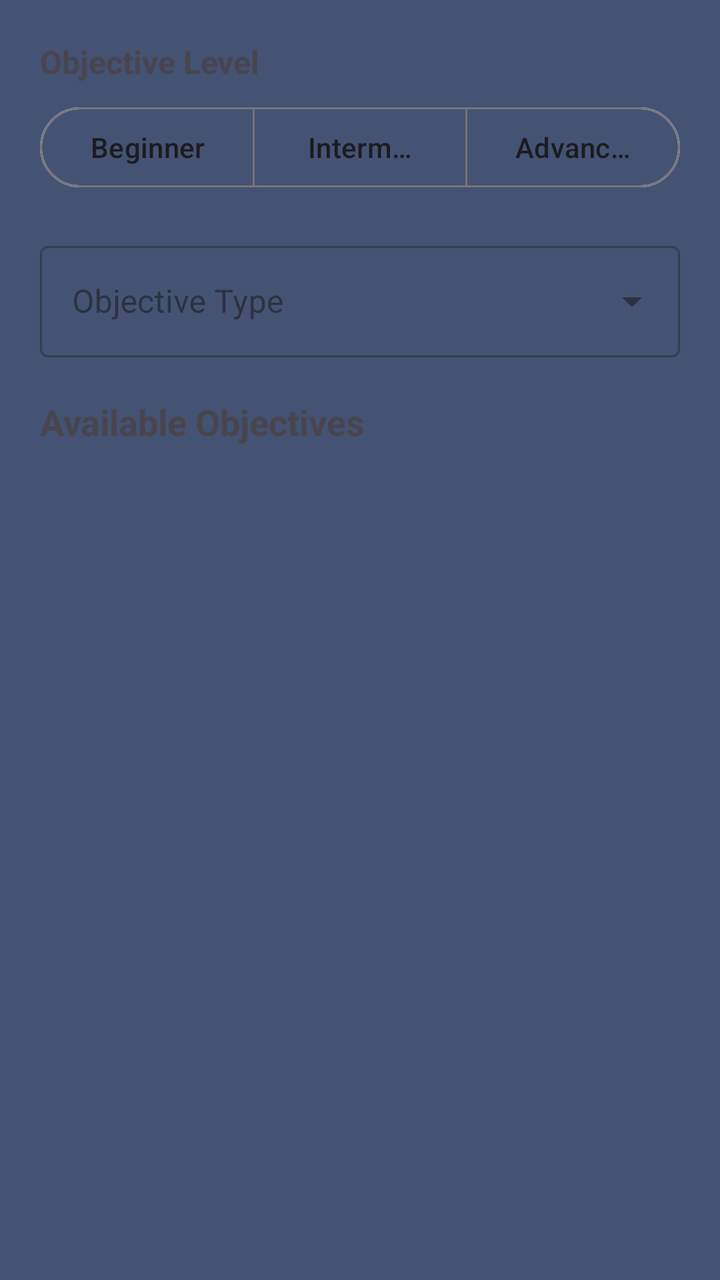
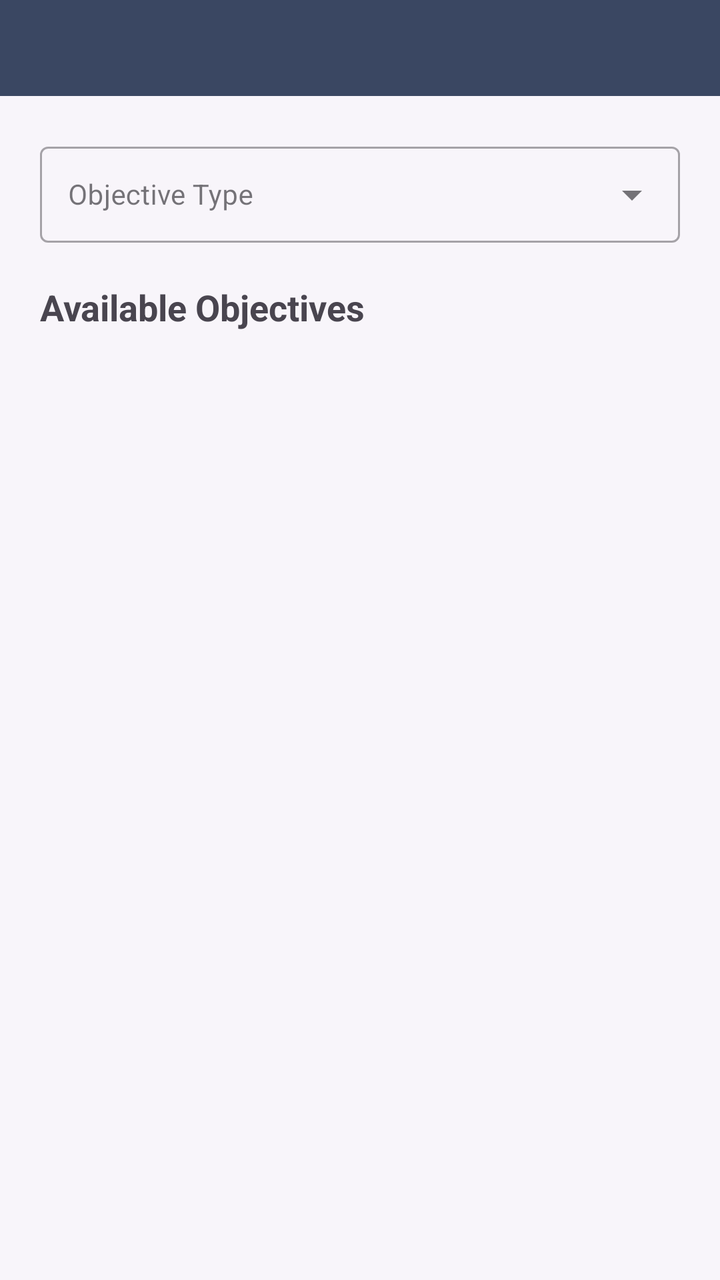

The first picture is an Android layout as it rendered before a commit; the second is the same layout after the commit. The layout source and the unified diff follow.
<!-- AndroidManifest.xml: application theme AppTheme -->
<!-- res/layout/fragment_add_objective.xml -->
<?xml version="1.0" encoding="utf-8"?>
<layout xmlns:android="http://schemas.android.com/apk/res/android"
    xmlns:app="http://schemas.android.com/apk/res-auto">

    <androidx.constraintlayout.widget.ConstraintLayout
        android:layout_width="match_parent"
        android:layout_height="match_parent"
        android:fitsSystemWindows="true"
        android:animateLayoutChanges="true"
        >

        
        <LinearLayout
            android:id="@+id/successMessageView"
            android:layout_width="0dp"
            android:layout_height="wrap_content"
            android:background="@color/green"
            android:orientation="horizontal"
            android:padding="20dp"
            android:gravity="center"
            android:elevation="8dp"
            android:visibility="gone"
            android:translationY="-100dp"
            app:layout_constraintEnd_toEndOf="parent"
            app:layout_constraintStart_toStartOf="parent"
            app:layout_constraintTop_toTopOf="parent">

            <TextView
                android:id="@+id/successMessageText"
                android:layout_width="wrap_content"
                android:layout_height="wrap_content"
                android:textColor="@android:color/white"
                android:textSize="16sp"
                android:textStyle="bold"
                android:drawablePadding="12dp"
                android:gravity="center_vertical"
                app:drawableStartCompat="@drawable/ic_thumb_up"
                app:drawableTint="@android:color/white" />

        </LinearLayout>

        <LinearLayout
            android:layout_width="match_parent"
            android:layout_height="0dp"
            android:orientation="vertical"
            android:animateLayoutChanges="true"
            app:layout_constraintTop_toTopOf="parent"
            app:layout_constraintBottom_toBottomOf="parent"
            >

                <TextView
                    android:id="@+id/errorTextView"
                    android:layout_width="wrap_content"
                    android:layout_height="wrap_content"
                    android:layout_gravity="center_horizontal"
                    android:text=""
                    android:textColor="#ff0000"
                    android:textSize="18sp"
                    android:visibility="gone" />


                
                <TextView
                    android:layout_width="wrap_content"
                    android:layout_height="wrap_content"
                    android:layout_marginTop="20dp"
                    android:layout_marginHorizontal="20dp"
                    android:text="Objective Level"
                    android:textSize="16sp"
                    android:textStyle="bold" />

                <com.google.android.material.button.MaterialButtonToggleGroup
                    android:id="@+id/objLevelToggleGroup"
                    android:layout_width="match_parent"
                    android:layout_height="wrap_content"
                    android:layout_marginTop="8dp"
                    android:layout_marginHorizontal="20dp"
                    app:singleSelection="true"
                    app:selectionRequired="true">

                    <com.google.android.material.button.MaterialButton
                        android:id="@+id/beginnerToggleButton"
                        style="@style/Widget.Material3.Button.OutlinedButton"
                        android:layout_width="0dp"
                        android:layout_height="wrap_content"
                        android:layout_weight="1"
                        android:text="Beginner" />

                    <com.google.android.material.button.MaterialButton
                        android:id="@+id/intermediateToggleButton"
                        style="@style/Widget.Material3.Button.OutlinedButton"
                        android:layout_width="0dp"
                        android:layout_height="wrap_content"
                        android:layout_weight="1"
                        android:text="Intermediate" />

                    <com.google.android.material.button.MaterialButton
                        android:id="@+id/advancedToggleButton"
                        style="@style/Widget.Material3.Button.OutlinedButton"
                        android:layout_width="0dp"
                        android:layout_height="wrap_content"
                        android:layout_weight="1"
                        android:text="Advanced" />

                </com.google.android.material.button.MaterialButtonToggleGroup>

                
                <com.google.android.material.textfield.TextInputLayout
                    android:id="@+id/objectiveTypeDropdown"
                    style="@style/Widget.MaterialComponents.TextInputLayout.OutlinedBox.ExposedDropdownMenu"
                    android:layout_width="match_parent"
                    android:layout_height="wrap_content"
                    android:layout_marginTop="20dp"
                    android:layout_marginHorizontal="20dp"
                    android:hint="Objective Type">

                    <AutoCompleteTextView
                        android:id="@+id/objectiveTypeTextView"
                        android:layout_width="match_parent"
                        android:layout_height="wrap_content"
                        android:inputType="none" />

                </com.google.android.material.textfield.TextInputLayout>

                
                <TextView
                    android:id="@+id/availableObjectivesTitle"
                    android:layout_width="wrap_content"
                    android:layout_height="wrap_content"
                    android:layout_marginTop="20dp"
                    android:layout_marginHorizontal="20dp"
                    android:text="Available Objectives"
                    android:textSize="18sp"
                    android:textStyle="bold" />

                <androidx.recyclerview.widget.RecyclerView
                    android:id="@+id/availableObjectivesRecyclerView"
                    android:layout_width="match_parent"
                    android:layout_height="wrap_content"
                    android:layout_marginTop="8dp"
                    android:layout_marginHorizontal="20dp"
                    android:nestedScrollingEnabled="false"
                    />


        </LinearLayout>

        
        <include
            android:id="@+id/loadingViewInclude"
            layout="@layout/view_loading"
            android:layout_width="match_parent"
            android:layout_height="match_parent"
            app:layout_constraintTop_toTopOf="parent"
            app:layout_constraintBottom_toBottomOf="parent"
            />

    </androidx.constraintlayout.widget.ConstraintLayout>
</layout>
<!-- res/layout/view_loading.xml (included above) -->
<?xml version="1.0" encoding="utf-8"?>
<androidx.constraintlayout.widget.ConstraintLayout xmlns:android="http://schemas.android.com/apk/res/android"
    android:layout_width="match_parent"
    android:layout_height="match_parent">
    <LinearLayout
        android:id="@+id/loading_view"
        android:layout_width="match_parent"
        android:layout_height="match_parent"
        android:gravity="center"
        android:orientation="vertical"
        android:visibility="gone"
        android:background="#ccffffff"
        >

        <ProgressBar
            android:layout_width="wrap_content"
            android:layout_height="wrap_content" />
    </LinearLayout>
</androidx.constraintlayout.widget.ConstraintLayout>
<!-- resources referenced by this layout -->
<resources>
  <color name="green">#32a852</color>
  <!-- drawable ic_thumb_up (drawable) -->
  <vector xmlns:android="http://schemas.android.com/apk/res/android" android:height="24dp" android:tint="#000000" android:viewportHeight="24" android:viewportWidth="24" android:width="24dp">
        
      <path android:fillColor="@android:color/white" android:pathData="M13.12,2.06L7.58,7.6c-0.37,0.37 -0.58,0.88 -0.58,1.41V19c0,1.1 0.9,2 2,2h9c0.8,0 1.52,-0.48 1.84,-1.21l3.26,-7.61C23.94,10.2 22.49,8 20.34,8h-5.65l0.95,-4.58c0.1,-0.5 -0.05,-1.01 -0.41,-1.37 -0.59,-0.58 -1.53,-0.58 -2.11,0.01zM3,21c1.1,0 2,-0.9 2,-2v-8c0,-1.1 -0.9,-2 -2,-2s-2,0.9 -2,2v8c0,1.1 0.9,2 2,2z"/>
      
  </vector>
  <style name="AppTheme" parent="Theme.Material3.DayNight.NoActionBar">
          <item name="colorPrimary">@color/colorPrimary</item>
          <item name="colorPrimaryDark">@color/colorPrimaryDark</item>
          <item name="colorAccent">@color/colorAccent</item>
          <item name="android:statusBarColor">@color/slateIndigoDark</item>
          <item name="android:navigationBarColor">@android:color/white</item>
          <item name="android:windowBackground">@color/slateIndigo</item>
          <item name="android:windowLightStatusBar">false</item>
          <item name="android:windowDrawsSystemBarBackgrounds">true</item>
      </style>
  <color name="colorPrimary">#445373</color>
  <color name="colorPrimaryDark">#35415A</color>
  <color name="colorAccent">#D81B60</color>
  <color name="slateIndigoDark">#3B4864</color>
  <color name="slateIndigo">#445373</color>
</resources>

<!-- the commit's change to res/layout/fragment_add_objective.xml (unified diff, before → after) -->
@@ -5,6 +5,7 @@
     <androidx.constraintlayout.widget.ConstraintLayout
         android:layout_width="match_parent"
         android:layout_height="match_parent"
+        android:background="@color/clinicScreenBackground"
         android:fitsSystemWindows="true"
         android:animateLayoutChanges="true"
         >
@@ -48,6 +49,22 @@
             app:layout_constraintBottom_toBottomOf="parent"
             >
 
+                <com.google.android.material.tabs.TabLayout
+                    android:id="@+id/levelTabLayout"
+                    android:layout_width="match_parent"
+                    android:layout_height="wrap_content"
+                    android:background="@color/slateIndigoInset"
+                    app:tabMode="fixed"
+                    app:tabGravity="fill"
+                    app:tabTextAppearance="@style/ObjectiveLibraryTabText"
+                    app:tabSelectedTextColor="@android:color/white"
+                    app:tabTextColor="@color/toolbarTextMuted"
+                    app:tabIndicatorColor="@color/objectiveLevelBeginner"
+                    app:tabIndicatorHeight="3dp"
+                    app:tabIndicatorFullWidth="false"
+                    app:tabPaddingStart="4dp"
+                    app:tabPaddingEnd="4dp" />
+
                 <TextView
                     android:id="@+id/errorTextView"
                     android:layout_width="wrap_content"
@@ -58,51 +75,6 @@
                     android:textSize="18sp"
                     android:visibility="gone" />
 
-
-                
-                <TextView
-                    android:layout_width="wrap_content"
-                    android:layout_height="wrap_content"
-                    android:layout_marginTop="20dp"
-                    android:layout_marginHorizontal="20dp"
-                    android:text="Objective Level"
-                    android:textSize="16sp"
-                    android:textStyle="bold" />
-
-                <com.google.android.material.button.MaterialButtonToggleGroup
-                    android:id="@+id/objLevelToggleGroup"
-                    android:layout_width="match_parent"
-                    android:layout_height="wrap_content"
-                    android:layout_marginTop="8dp"
-                    android:layout_marginHorizontal="20dp"
-                    app:singleSelection="true"
-                    app:selectionRequired="true">
-
-                    <com.google.android.material.button.MaterialButton
-                        android:id="@+id/beginnerToggleButton"
-                        style="@style/Widget.Material3.Button.OutlinedButton"
-                        android:layout_width="0dp"
-                        android:layout_height="wrap_content"
-                        android:layout_weight="1"
-                        android:text="Beginner" />
-
-                    <com.google.android.material.button.MaterialButton
-                        android:id="@+id/intermediateToggleButton"
-                        style="@style/Widget.Material3.Button.OutlinedButton"
-                        android:layout_width="0dp"
-                        android:layout_height="wrap_content"
-                        android:layout_weight="1"
-                        android:text="Intermediate" />
-
-                    <com.google.android.material.button.MaterialButton
-                        android:id="@+id/advancedToggleButton"
-                        style="@style/Widget.Material3.Button.OutlinedButton"
-                        android:layout_width="0dp"
-                        android:layout_height="wrap_content"
-                        android:layout_weight="1"
-                        android:text="Advanced" />
-
-                </com.google.android.material.button.MaterialButtonToggleGroup>
 
                 
                 <com.google.android.material.textfield.TextInputLayout
@@ -116,6 +88,7 @@
 
                     <AutoCompleteTextView
                         android:id="@+id/objectiveTypeTextView"
+                        style="@style/LibraryFormFieldContent"
                         android:layout_width="match_parent"
                         android:layout_height="wrap_content"
                         android:inputType="none" />
<!-- resource entries referenced after the edit -->
@@ -1,12 +1,30 @@
 <!-- resources referenced by this layout -->
 <resources>
+  <color name="clinicScreenBackground">#F8F5FA</color>
   <color name="green">#32a852</color>
+  <color name="objectiveLevelBeginner">#F2B544</color>
+  <color name="slateIndigoInset">#3A4762</color>
+  <color name="toolbarTextMuted">#D0D6E2</color>
   <!-- drawable ic_thumb_up (drawable) -->
   <vector xmlns:android="http://schemas.android.com/apk/res/android" android:height="24dp" android:tint="#000000" android:viewportHeight="24" android:viewportWidth="24" android:width="24dp">
         
       <path android:fillColor="@android:color/white" android:pathData="M13.12,2.06L7.58,7.6c-0.37,0.37 -0.58,0.88 -0.58,1.41V19c0,1.1 0.9,2 2,2h9c0.8,0 1.52,-0.48 1.84,-1.21l3.26,-7.61C23.94,10.2 22.49,8 20.34,8h-5.65l0.95,-4.58c0.1,-0.5 -0.05,-1.01 -0.41,-1.37 -0.59,-0.58 -1.53,-0.58 -2.11,0.01zM3,21c1.1,0 2,-0.9 2,-2v-8c0,-1.1 -0.9,-2 -2,-2s-2,0.9 -2,2v8c0,1.1 0.9,2 2,2z"/>
       
   </vector>
+  <style name="LibraryFormFieldContent" parent="">
+          <item name="android:minHeight">48dp</item>
+          <item name="android:textSize">14sp</item>
+          <item name="android:paddingStart">14dp</item>
+          <item name="android:paddingEnd">14dp</item>
+          <item name="android:paddingTop">10dp</item>
+          <item name="android:paddingBottom">10dp</item>
+          <item name="android:gravity">center_vertical</item>
+      </style>
+  <style name="ObjectiveLibraryTabText" parent="TextAppearance.MaterialComponents.Button">
+          <item name="android:textSize">12sp</item>
+          <item name="android:textStyle">bold</item>
+          <item name="android:textAllCaps">false</item>
+      </style>
   <style name="AppTheme" parent="Theme.Material3.DayNight.NoActionBar">
           <item name="colorPrimary">@color/colorPrimary</item>
           <item name="colorPrimaryDark">@color/colorPrimaryDark</item>
